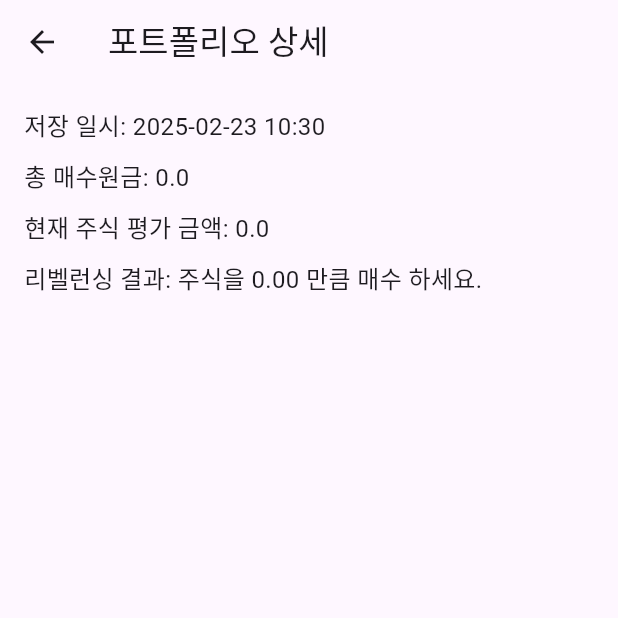
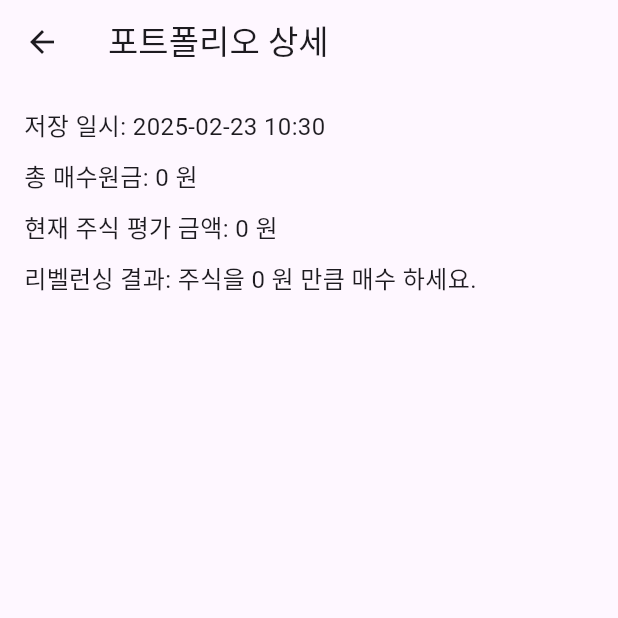
Before and after one commit to akra-devs/stock-balancer-flutter, a Flutter app: the PortfolioDetailPage screen opened directly with empty values, on a phone screen of 412 x 824 dp, the top half of it. Run offline on Flutter 3.47's test engine with Material 3 defaults, Android fonts, the phone set to English and light mode, and no system bars; our stand-ins replace flutter_bloc, flutter_masked_text2, freezed_annotation.

Commit message:
fix: format() 단위

```diff
--- a/lib/portfolio_tab.dart
+++ b/lib/portfolio_tab.dart
@@ -2,6 +2,7 @@ import 'package:flutter/material.dart';
 import 'package:flutter_bloc/flutter_bloc.dart';
 import 'package:freezed_annotation/freezed_annotation.dart';
 import 'package:intl/intl.dart';
+import 'package:stock_rebalance/rebalancing_tab.dart';
 import 'package:uuid/uuid.dart';
 
 part 'portfolio_tab.freezed.dart';
@@ -90,7 +91,7 @@ class PortfolioPage extends StatelessWidget {
               final dateStr = DateFormat('yyyy-MM-dd HH:mm').format(item.savedAt);
               final isPositive = item.rebalanceAmount > 0;
               final action = isPositive ? '매도' : '매수';
-              final amountStr = '${isPositive ? '+' : '-'}${item.rebalanceAmount.abs().toStringAsFixed(2)}';
+              final amountStr = '${isPositive ? '+' : '-'}${item.rebalanceAmount.abs().toNumberFormat()}';
 
               return Dismissible(
                 key: Key(item.id),
@@ -158,12 +159,12 @@ class PortfolioDetailPage extends StatelessWidget {
           children: [
             Text('저장 일시: $dateStr', style: TextStyle(fontSize: 16)),
             SizedBox(height: 10),
-            Text('총 매수원금: ${item.totalInvestment}', style: TextStyle(fontSize: 16)),
+            Text('총 매수원금: ${item.totalInvestment.toNumberFormat()} 원', style: TextStyle(fontSize: 16)),
             SizedBox(height: 10),
-            Text('현재 주식 평가 금액: ${item.currentStockValue}', style: TextStyle(fontSize: 16)),
+            Text('현재 주식 평가 금액: ${item.currentStockValue.toNumberFormat()} 원', style: TextStyle(fontSize: 16)),
             SizedBox(height: 10),
             Text(
-              '리벨런싱 결과: 주식을 ${item.rebalanceAmount.abs().toStringAsFixed(2)} 만큼 $action 하세요.',
+              '리벨런싱 결과: 주식을 ${item.rebalanceAmount.abs().toNumberFormat()} 원 만큼 $action 하세요.',
               style: TextStyle(fontSize: 16),
             ),
           ],
```
